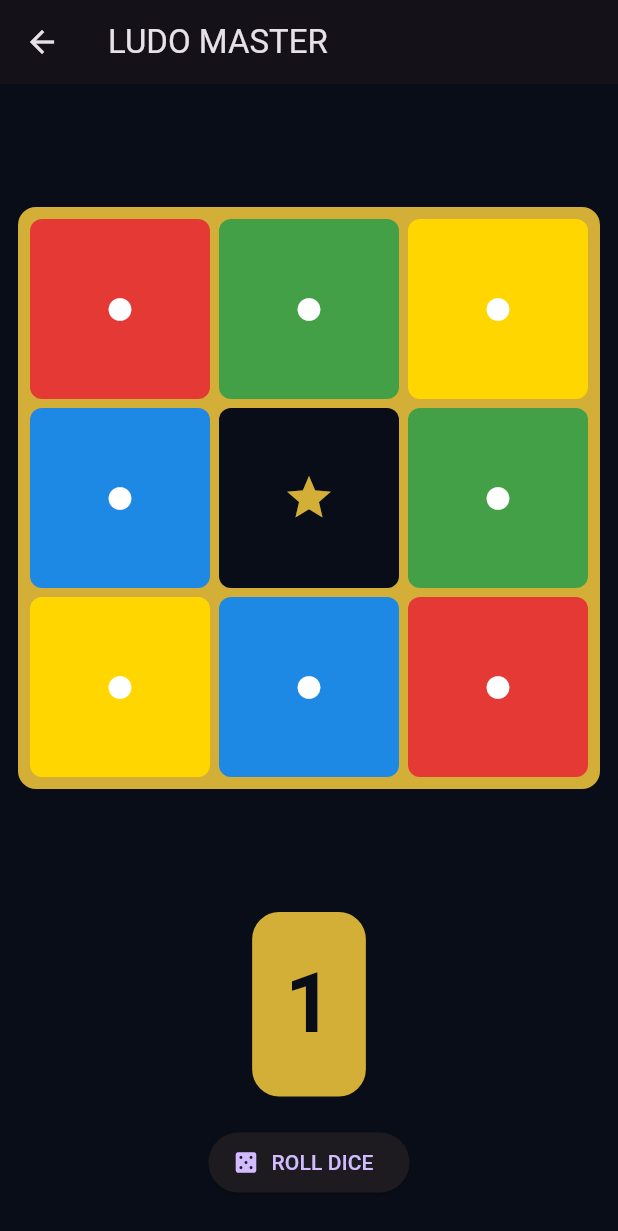
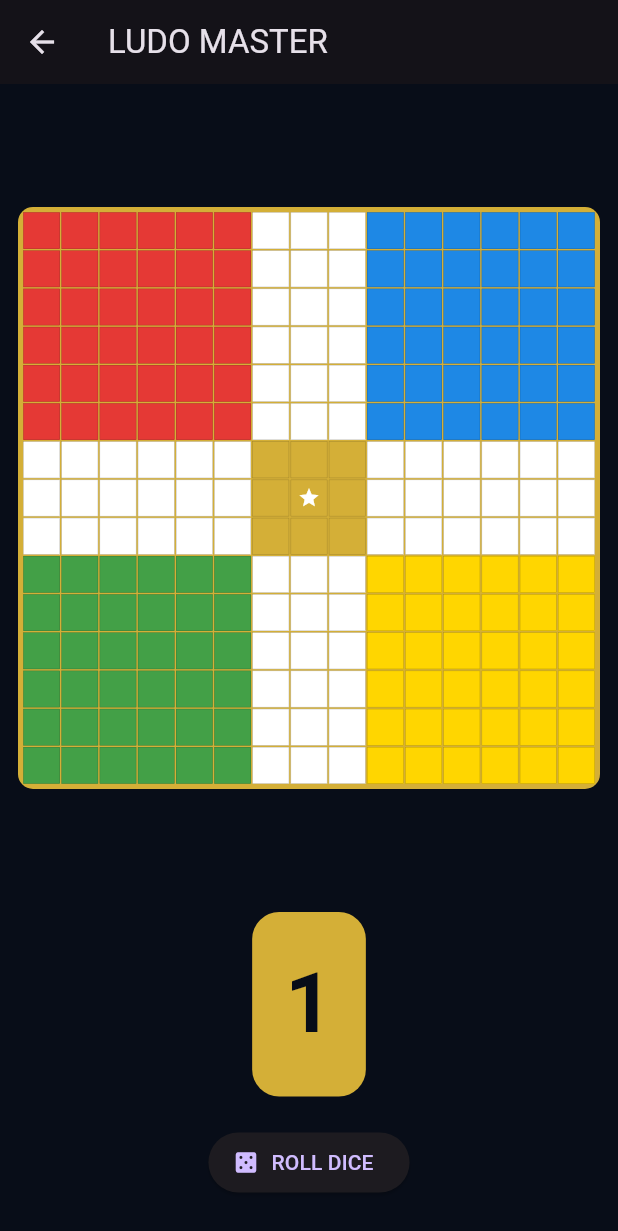
Before and after one commit to fa5356461-pixel/Ludo_master, a Flutter app: the GameScreen screen opened directly, on a phone screen of 412 x 824 dp. Shown: the top 1231 px of the screen. Run offline on Flutter 3.47's test engine with Material 3 defaults, Android fonts, the phone set to English and light mode, and no system bars.

Commit message:
Update ludo_board.dart

```diff
--- a/lib/ludo_board.dart
+++ b/lib/ludo_board.dart
@@ -4,54 +4,68 @@ import 'package:flutter/material.dart';
 class LudoBoard extends StatelessWidget {
   const LudoBoard({super.key});
 
-  static const colors = [
-    Color(0xFFE53935),
-    Color(0xFF43A047),
-    Color(0xFFFFD600),
-    Color(0xFF1E88E5),
-  ];
+  static const red = Color(0xFFE53935);
+  static const blue = Color(0xFF1E88E5);
+  static const green = Color(0xFF43A047);
+  static const yellow = Color(0xFFFFD600);
+  static const gold = Color(0xFFD4AF37);
+  static const dark = Color(0xFF182235);
+
+  Color cellColor(int r, int c) {
+    if (r >= 6 && r <= 8 &&
+        c >= 6 && c <= 8) {
+      return gold;
+    }
+
+    if (r < 6 && c < 6) return red;
+    if (r < 6 && c > 8) return blue;
+    if (r > 8 && c < 6) return green;
+    if (r > 8 && c > 8) return yellow;
+
+    if (r >= 6 && r <= 8) return Colors.white;
+    if (c >= 6 && c <= 8) return Colors.white;
+
+    return dark;
+  }
 
   @override
   Widget build(BuildContext context) {
     return AspectRatio(
       aspectRatio: 1,
       child: Container(
-        padding: const EdgeInsets.all(5),
+        padding: const EdgeInsets.all(3),
         decoration: BoxDecoration(
-          color: const Color(0xFFD4AF37),
-          borderRadius: BorderRadius.circular(12),
+          color: gold,
+          borderRadius: BorderRadius.circular(10),
         ),
         child: GridView.builder(
           physics: const NeverScrollableScrollPhysics(),
-          itemCount: 9,
+          itemCount: 225,
           gridDelegate:
               const SliverGridDelegateWithFixedCrossAxisCount(
-            crossAxisCount: 3,
+            crossAxisCount: 15,
           ),
           itemBuilder: (context, index) {
-            final color = colors[index % 4];
+            final r = index ~/ 15;
+            final c = index % 15;
+            final color = cellColor(r, c);
 
             return Container(
-              margin: const EdgeInsets.all(3),
+              margin: const EdgeInsets.all(0.5),
               decoration: BoxDecoration(
-                color: index == 4
-                    ? const Color(0xFF080D18)
-                    : color,
-                borderRadius: BorderRadius.circular(8),
+                color: color,
+                border: Border.all(
+                  color: Colors.black26,
+                  width: 0.3,
+                ),
               ),
-              child: Center(
-                child: index == 4
-                    ? const Icon(
-                        Icons.star,
-                        color: Color(0xFFD4AF37),
-                        size: 35,
-                      )
-                    : const Icon(
-                        Icons.circle,
-                        color: Colors.white,
-                        size: 18,
-                      ),
-              ),
+              child: r == 7 && c == 7
+                  ? const Icon(
+                      Icons.star,
+                      color: Colors.white,
+                      size: 15,
+                    )
+                  : null,
             );
           },
         ),
```
